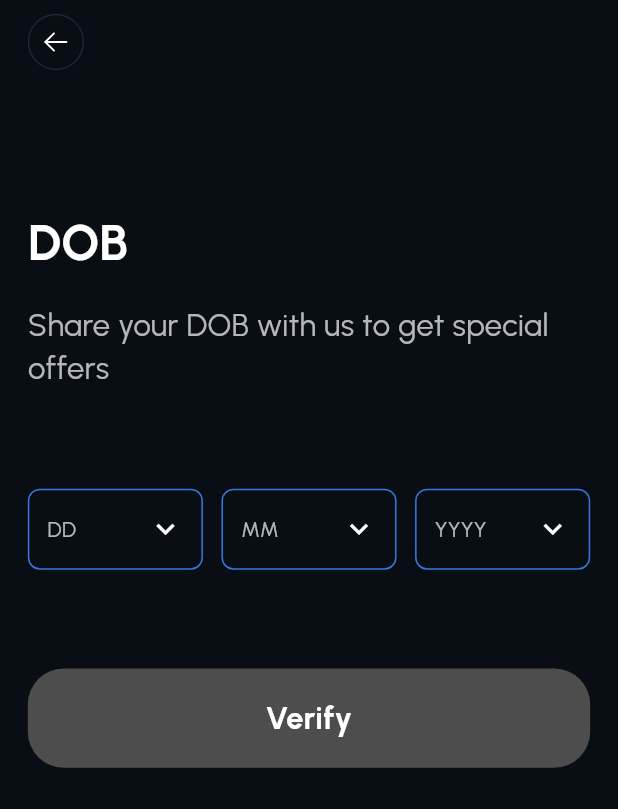
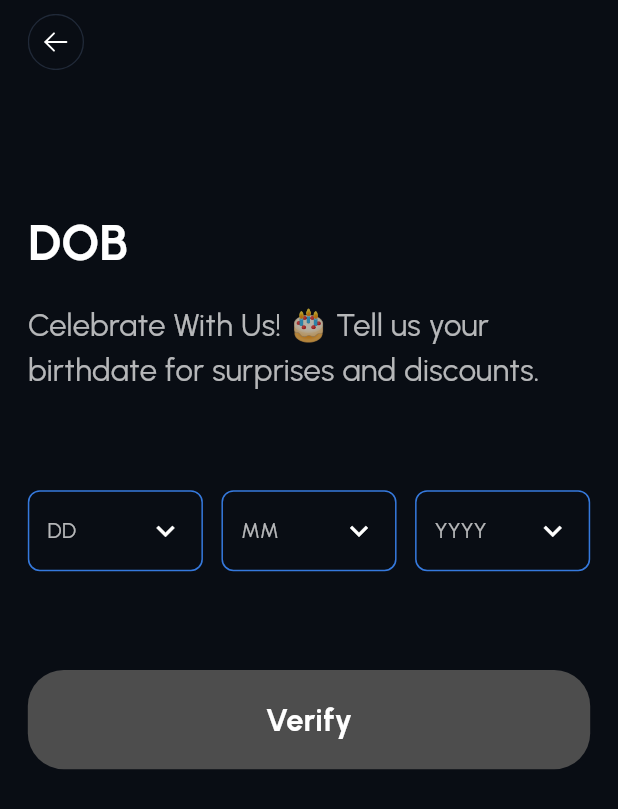
Before and after one commit to StumatoXPlum/Plum_ClientSide, a Flutter app: the DateOfBirth screen opened directly, on a phone screen of 412 x 824 dp. Shown: the top 809 px of the screen. Run offline on Flutter 3.47's test engine with Material 3 defaults, Android fonts, the phone set to English and light mode, and no system bars; our stand-ins replace card_swiper, cloud_firestore, country_picker, equatable, firebase_auth, firebase_core and 12 more; accounts and stored records are empty.

Commit message:
fixed DOB

```diff
--- a/lib/presentation/authentication_screens/date_of_birth/date_of_birth.dart
+++ b/lib/presentation/authentication_screens/date_of_birth/date_of_birth.dart
@@ -34,7 +34,10 @@ class _DateOfBirthState extends State<DateOfBirth> {
     "Nov",
     "Dec",
   ];
-  List<int> years = List.generate(125, (index) => DateTime.now().year - index);
+  List<int> years = List.generate(
+    90 - 14 + 1,
+    (index) => DateTime.now().year - (14 + index),
+  );
 
   bool get isDOBSelected =>
       selectedDay != null && selectedMonth != null && selectedYear != null;
@@ -208,7 +211,7 @@ class _DateOfBirthState extends State<DateOfBirth> {
               ),
               SizedBox(height: size.height * 0.02),
               Text(
-                "Share your DOB with us to get special offers",
+                "Celebrate With Us! 🎂 Tell us your birthdate for surprises and discounts.",
                 style: GoogleFonts.urbanist(
                   fontSize: fontSize * 1,
                   color: Colors.white70,
```
